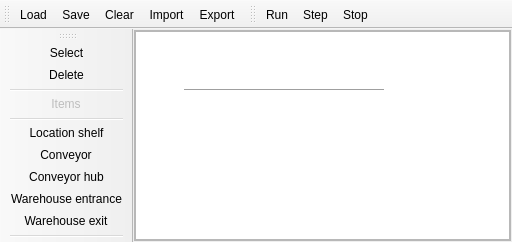
kocica/warehouse-manager, file src/gui/mainwindow.ui: the form before one commit.
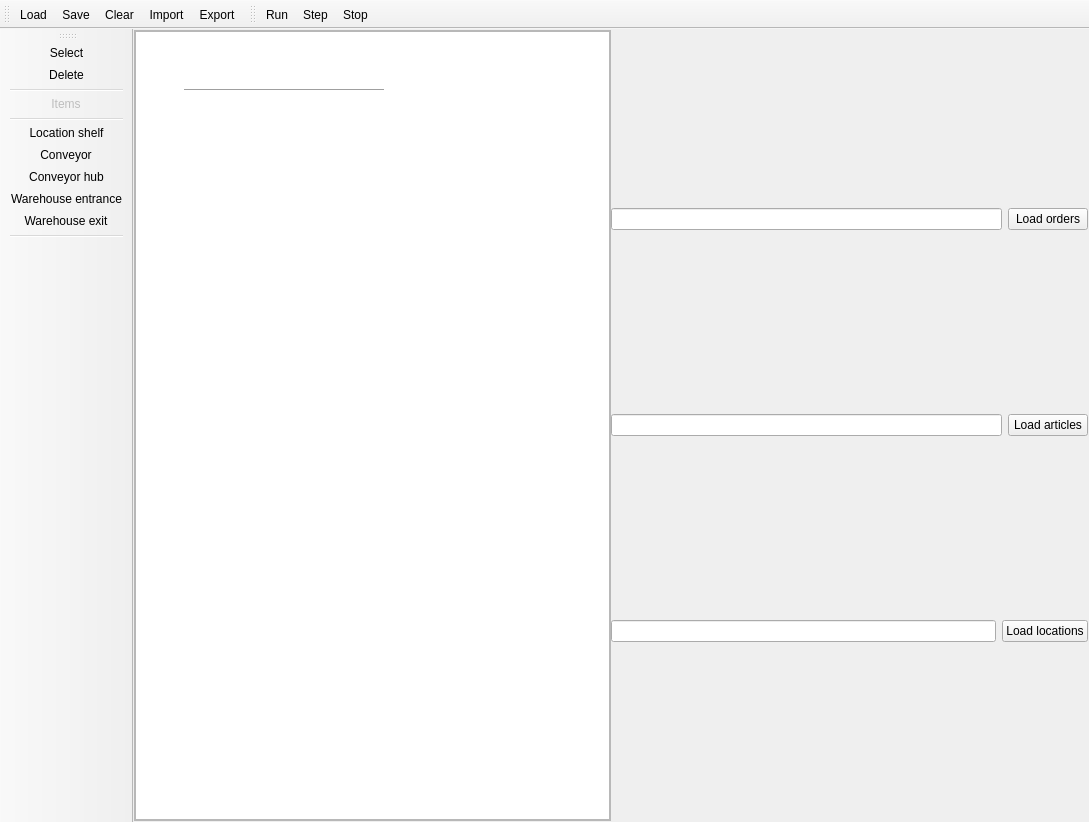
The form after the commit. Icons and pictures are not drawn.

Commit message: Optimizer settings bar

```diff
--- a/src/gui/mainwindow.ui
+++ b/src/gui/mainwindow.ui
@@ -2,6 +2,14 @@
 <ui version="4.0">
  <class>MainWindow</class>
  <widget class="QMainWindow" name="MainWindow">
+  <property name="geometry">
+   <rect>
+    <x>0</x>
+    <y>0</y>
+    <width>1089</width>
+    <height>822</height>
+   </rect>
+  </property>
   <property name="windowTitle">
    <string>Warehouse Manager</string>
   </property>
@@ -40,7 +48,10 @@
        <number>0</number>
       </property>
       <item>
-       <layout class="QGridLayout" name="gridLayout_2" rowstretch="0" columnstretch="0">
+       <layout class="QHBoxLayout" name="horizontalLayout">
+        <property name="spacing">
+         <number>0</number>
+        </property>
         <property name="leftMargin">
          <number>0</number>
         </property>
@@ -53,10 +64,7 @@
         <property name="bottomMargin">
          <number>0</number>
         </property>
-        <property name="spacing">
-         <number>0</number>
-        </property>
-        <item row="0" column="0">
+        <item>
          <layout class="QVBoxLayout" name="frameLayout">
           <property name="spacing">
            <number>0</number>
@@ -134,6 +142,52 @@
           </item>
          </layout>
         </item>
+        <item>
+         <layout class="QVBoxLayout" name="optimizerSettings">
+          <item>
+           <layout class="QHBoxLayout" name="ordersLayout">
+            <item>
+             <widget class="QLineEdit" name="ordersLine"/>
+            </item>
+            <item>
+             <widget class="QPushButton" name="ordersLoad">
+              <property name="text">
+               <string>Load orders</string>
+              </property>
+             </widget>
+            </item>
+           </layout>
+          </item>
+          <item>
+           <layout class="QHBoxLayout" name="articlesLayout">
+            <item>
+             <widget class="QLineEdit" name="articlesLine"/>
+            </item>
+            <item>
+             <widget class="QPushButton" name="articlesLoad">
+              <property name="text">
+               <string>Load articles</string>
+              </property>
+             </widget>
+            </item>
+           </layout>
+          </item>
+          <item>
+           <layout class="QHBoxLayout" name="locationsLayout">
+            <item>
+             <widget class="QLineEdit" name="locationsLine"/>
+            </item>
+            <item>
+             <widget class="QPushButton" name="locationsLoad">
+              <property name="text">
+               <string>Load locations</string>
+              </property>
+             </widget>
+            </item>
+           </layout>
+          </item>
+         </layout>
+        </item>
        </layout>
       </item>
      </layout>
```
The commit also changes 4 other files.
